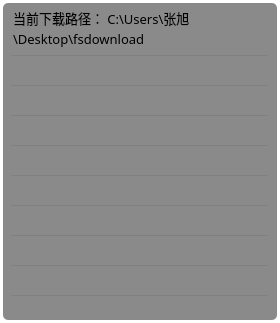
First picture: the form in downloadwidget.ui, repository HuaGouFdog/Fdog-Kit, before the edit.
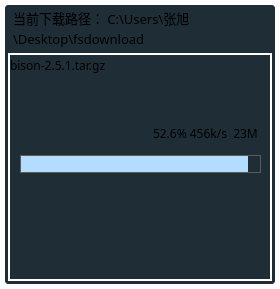
Second picture: the form after the edit. Icons and pictures are not drawn.

```diff
--- a/downloadwidget.ui
+++ b/downloadwidget.ui
@@ -7,7 +7,7 @@
     <x>0</x>
     <y>0</y>
     <width>280</width>
-    <height>323</height>
+    <height>289</height>
    </rect>
   </property>
   <property name="minimumSize">
@@ -48,8 +48,12 @@
     <widget class="QWidget" name="widget_2" native="true">
      <property name="styleSheet">
       <string notr="true">#widget_2{
+	border: 2px solid;
 	
-	background-color: rgb(138, 138, 138);
+	
+	border-color: rgb(255, 255, 255);
+	
+	background-color: rgb(30, 45, 54);
 	border-radius: 5px;
 }</string>
      </property>
@@ -102,6 +106,9 @@
            <property name="layoutDirection">
             <enum>Qt::LeftToRight</enum>
            </property>
+           <property name="styleSheet">
+            <string notr="true"/>
+           </property>
            <property name="text">
             <string>当前下载路径： C:\Users\张旭\Desktop\fsdownload</string>
            </property>
@@ -207,7 +214,13 @@
       <item>
        <widget class="QScrollArea" name="scrollArea">
         <property name="styleSheet">
-         <string notr="true">background-color: rgba(255, 255, 255, 0);</string>
+         <string notr="true">#scrollArea{
+background-color: rgba(255, 255, 255, 0);
+	border: 2px solid;
+	
+	border-color: rgb(255, 255, 255);
+}
+</string>
         </property>
         <property name="widgetResizable">
          <bool>true</bool>
@@ -217,99 +230,236 @@
           <rect>
            <x>0</x>
            <y>0</y>
-           <width>262</width>
-           <height>266</height>
+           <width>260</width>
+           <height>230</height>
           </rect>
          </property>
-         <widget class="QLineEdit" name="lineEdit">
+         <widget class="QWidget" name="widget" native="true">
           <property name="geometry">
            <rect>
             <x>0</x>
             <y>0</y>
             <width>261</width>
-            <height>20</height>
+            <height>41</height>
            </rect>
           </property>
-         </widget>
-         <widget class="QLineEdit" name="lineEdit_2">
-          <property name="geometry">
-           <rect>
-            <x>0</x>
-            <y>30</y>
-            <width>261</width>
-            <height>20</height>
-           </rect>
+          <property name="styleSheet">
+           <string notr="true"/>
           </property>
+          <layout class="QVBoxLayout" name="verticalLayout_3">
+           <property name="spacing">
+            <number>0</number>
+           </property>
+           <property name="leftMargin">
+            <number>0</number>
+           </property>
+           <property name="topMargin">
+            <number>0</number>
+           </property>
+           <property name="rightMargin">
+            <number>0</number>
+           </property>
+           <property name="bottomMargin">
+            <number>0</number>
+           </property>
+           <item>
+            <widget class="QLabel" name="label">
+             <property name="minimumSize">
+              <size>
+               <width>0</width>
+               <height>20</height>
+              </size>
+             </property>
+             <property name="maximumSize">
+              <size>
+               <width>16777215</width>
+               <height>20</height>
+              </size>
+             </property>
+             <property name="font">
+              <font>
+               <family>OPPOSans B</family>
+               <pointsize>9</pointsize>
+               <stylestrategy>PreferAntialias</stylestrategy>
+              </font>
+             </property>
+             <property name="styleSheet">
+              <string notr="true"/>
+             </property>
+             <property name="text">
+              <string>bison-2.5.1.tar.gz</string>
+             </property>
+            </widget>
+           </item>
+           <item>
+            <widget class="QWidget" name="widget_5" native="true">
+             <property name="minimumSize">
+              <size>
+               <width>0</width>
+               <height>20</height>
+              </size>
+             </property>
+             <property name="maximumSize">
+              <size>
+               <width>16777215</width>
+               <height>20</height>
+              </size>
+             </property>
+            </widget>
+           </item>
+          </layout>
          </widget>
-         <widget class="QLineEdit" name="lineEdit_3">
+         <widget class="QProgressBar" name="progressBar">
           <property name="geometry">
            <rect>
-            <x>0</x>
-            <y>60</y>
-            <width>261</width>
-            <height>20</height>
+            <x>10</x>
+            <y>100</y>
+            <width>241</width>
+            <height>18</height>
            </rect>
           </property>
-         </widget>
-         <widget class="QLineEdit" name="lineEdit_4">
-          <property name="geometry">
-           <rect>
-            <x>0</x>
-            <y>90</y>
-            <width>261</width>
-            <height>20</height>
-           </rect>
+          <property name="minimumSize">
+           <size>
+            <width>0</width>
+            <height>18</height>
+           </size>
           </property>
-         </widget>
-         <widget class="QLineEdit" name="lineEdit_5">
-          <property name="geometry">
-           <rect>
-            <x>0</x>
-            <y>120</y>
-            <width>261</width>
-            <height>20</height>
-           </rect>
+          <property name="maximumSize">
+           <size>
+            <width>16777215</width>
+            <height>18</height>
+           </size>
           </property>
-         </widget>
-         <widget class="QLineEdit" name="lineEdit_6">
-          <property name="geometry">
-           <rect>
-            <x>0</x>
-            <y>150</y>
-            <width>261</width>
-            <height>20</height>
-           </rect>
+          <property name="styleSheet">
+           <string notr="true">QProgressBar {
+	border: 1px solid;
+	border-color: rgb(91, 91, 91);
+	border-radius: 0px; 
+	/*background-color: #FFFFFF; */
+	text-align:center; 
+	color: rgba(0, 0, 0, 200);
+}
+
+QProgressBar:chunk{
+	border-radius:0px;
+	background-color: rgb(180, 220, 255);
+}</string>
           </property>
-         </widget>
-         <widget class="QLineEdit" name="lineEdit_7">
-          <property name="geometry">
-           <rect>
-            <x>0</x>
-            <y>180</y>
-            <width>261</width>
-            <height>20</height>
-           </rect>
+          <property name="value">
+           <number>95</number>
           </property>
-         </widget>
-         <widget class="QLineEdit" name="lineEdit_8">
-          <property name="geometry">
-           <rect>
-            <x>0</x>
-            <y>210</y>
-            <width>261</width>
-            <height>20</height>
-           </rect>
+          <property name="textVisible">
+           <bool>false</bool>
           </property>
+          <property name="invertedAppearance">
+           <bool>false</bool>
+          </property>
+          <property name="textDirection">
+           <enum>QProgressBar::TopToBottom</enum>
+          </property>
+          <property name="format">
+           <string>%p%</string>
+          </property>
          </widget>
-         <widget class="QLineEdit" name="lineEdit_9">
+         <widget class="QWidget" name="widget_4" native="true">
           <property name="geometry">
            <rect>
-            <x>0</x>
-            <y>240</y>
-            <width>261</width>
-            <height>20</height>
+            <x>10</x>
+            <y>70</y>
+            <width>241</width>
+            <height>18</height>
            </rect>
           </property>
+          <property name="minimumSize">
+           <size>
+            <width>0</width>
+            <height>18</height>
+           </size>
+          </property>
+          <property name="maximumSize">
+           <size>
+            <width>16777215</width>
+            <height>18</height>
+           </size>
+          </property>
+          <property name="styleSheet">
+           <string notr="true">background-color: rgba(131, 185, 255, 0);
+color: rgb(0, 0, 0);</string>
+          </property>
+          <layout class="QHBoxLayout" name="horizontalLayout">
+           <property name="spacing">
+            <number>0</number>
+           </property>
+           <property name="leftMargin">
+            <number>3</number>
+           </property>
+           <property name="topMargin">
+            <number>0</number>
+           </property>
+           <property name="rightMargin">
+            <number>3</number>
+           </property>
+           <property name="bottomMargin">
+            <number>0</number>
+           </property>
+           <item>
+            <widget class="QLabel" name="label_3">
+             <property name="minimumSize">
+              <size>
+               <width>12</width>
+               <height>12</height>
+              </size>
+             </property>
+             <property name="maximumSize">
+              <size>
+               <width>12</width>
+               <height>12</height>
+              </size>
+             </property>
+             <property name="styleSheet">
+              <string notr="true">image: url(:/lib/peixu.png);</string>
+             </property>
+             <property name="text">
+              <string/>
+             </property>
+            </widget>
+           </item>
+           <item>
+            <spacer name="horizontalSpacer">
+             <property name="orientation">
+              <enum>Qt::Horizontal</enum>
+             </property>
+             <property name="sizeHint" stdset="0">
+              <size>
+               <width>99</width>
+               <height>15</height>
+              </size>
+             </property>
+            </spacer>
+           </item>
+           <item>
+            <widget class="QLabel" name="label_4">
+             <property name="maximumSize">
+              <size>
+               <width>16777215</width>
+               <height>15</height>
+              </size>
+             </property>
+             <property name="font">
+              <font>
+               <family>OPPOSans B</family>
+               <pointsize>9</pointsize>
+              </font>
+             </property>
+             <property name="styleSheet">
+              <string notr="true"/>
+             </property>
+             <property name="text">
+              <string>52.6% 456k/s  23M</string>
+             </property>
+            </widget>
+           </item>
+          </layout>
          </widget>
         </widget>
        </widget>
```
